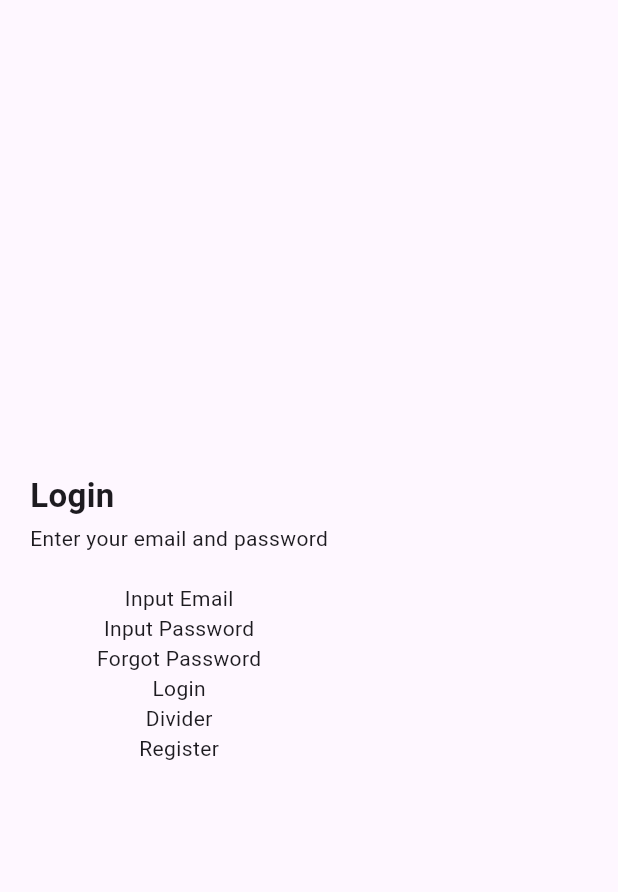
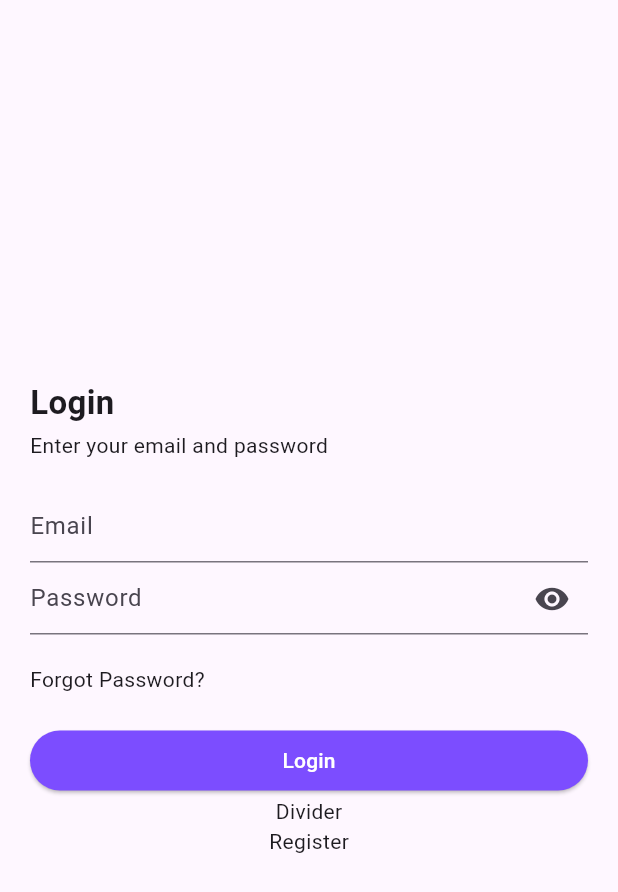
Before and after one commit to Dlanev/TubesAlproK1, a Flutter app: the screen it shows after launch, on a phone screen of 412 x 824 dp. Shown: the top 892 px of the screen. Run offline on Flutter 3.47's test engine with Material 3 defaults, Android fonts, the light colour scheme and no system bars.

Commit message:
Login Screen Progress

```diff
--- a/lib/main.dart
+++ b/lib/main.dart
@@ -4,8 +4,6 @@ import 'package:tubes_alpro/splash.dart';
 void main() => runApp(Wahuy());
 
 class Wahuy extends StatelessWidget {
-  const Wahuy({super.key});
-
   @override
   Widget build(BuildContext context) {
     return MaterialApp(debugShowCheckedModeBanner: false, home: Splash());
--- a/lib/screens/auth/login.dart
+++ b/lib/screens/auth/login.dart
@@ -8,6 +8,7 @@ class Login extends StatefulWidget {
 class _LoginState extends State<Login> {
   Widget _authTitle() {
     return Container(
+      width: double.infinity,
       padding: EdgeInsets.only(bottom: 20),
       child: Column(
         crossAxisAlignment: CrossAxisAlignment.start,
@@ -23,6 +24,55 @@ class _LoginState extends State<Login> {
     );
   }
 
+  Widget _inputEmail() {
+    return Container(
+      child: TextField(decoration: InputDecoration(hintText: 'Email')),
+    );
+  }
+
+  Widget _inputPw() {
+    return Stack(
+      children: <Widget>[
+        Container(
+          child: TextField(decoration: InputDecoration(hintText: 'Password')),
+        ),
+
+        Align(
+          alignment: Alignment.centerRight,
+          child: IconButton(icon: Icon(Icons.visibility), onPressed: () {}),
+        ),
+      ],
+    );
+  }
+
+  Widget _forgotPw() {
+    return GestureDetector(
+      child: Align(
+        alignment: Alignment.centerLeft,
+        child: Container(
+          color: Colors.transparent,
+          padding: EdgeInsets.fromLTRB(0, 20, 20, 20),
+          child: Text('Forgot Password?'),
+        ),
+      ),
+      onTap: () {
+        print('Forgot Password?');
+      },
+    );
+  }
+
+  Widget _subMit() {
+    return Container(
+      width: double.infinity,
+      child: ElevatedButton(
+        style: ElevatedButton.styleFrom(
+          backgroundColor: Colors.deepPurpleAccent,
+          foregroundColor: Colors.white,
+        ),
+        child: Text('Login'), onPressed: () {}),
+    );
+  }
+
   @override
   Widget build(BuildContext context) {
     return Scaffold(
@@ -32,10 +82,10 @@ class _LoginState extends State<Login> {
           mainAxisAlignment: MainAxisAlignment.center,
           children: <Widget>[
             _authTitle(),
-            Text('Input Email'),
-            Text('Input Password'),
-            Text('Forgot Password'),
-            Text('Login'),
+            _inputEmail(),
+            _inputPw(),
+            _forgotPw(),
+            _subMit(),
             Text('Divider'),
             Text('Register'),
           ],
--- a/lib/screens/home/home.dart
+++ b/lib/screens/home/home.dart
@@ -1,8 +1,6 @@
 import 'package:flutter/material.dart';
 
 class Home extends StatelessWidget {
-  const Home({super.key});
-
   @override
   Widget build(BuildContext context) {
     return Scaffold(
--- a/lib/splash.dart
+++ b/lib/splash.dart
@@ -4,8 +4,6 @@ import 'package:tubes_alpro/screens/home/home.dart';
 import 'package:tubes_alpro/widgets/widgets.dart';
 
 class Splash extends StatefulWidget {
-  const Splash({super.key});
-
   @override
   State<Splash> createState() => _SplashState();
 }
```
